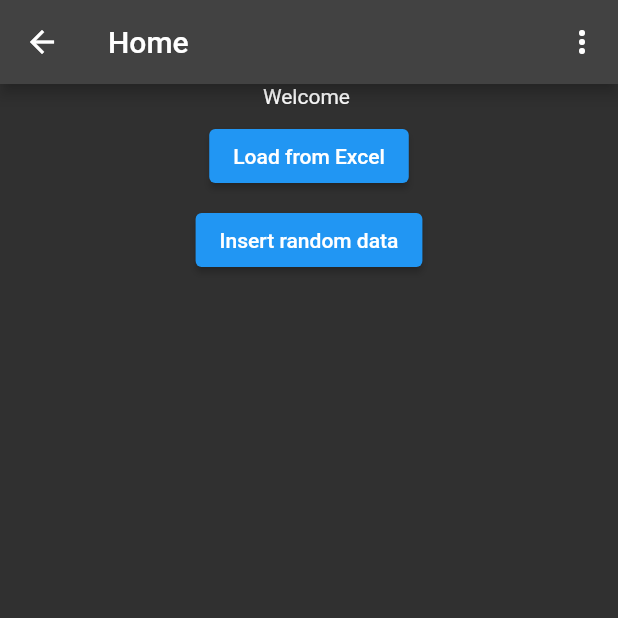
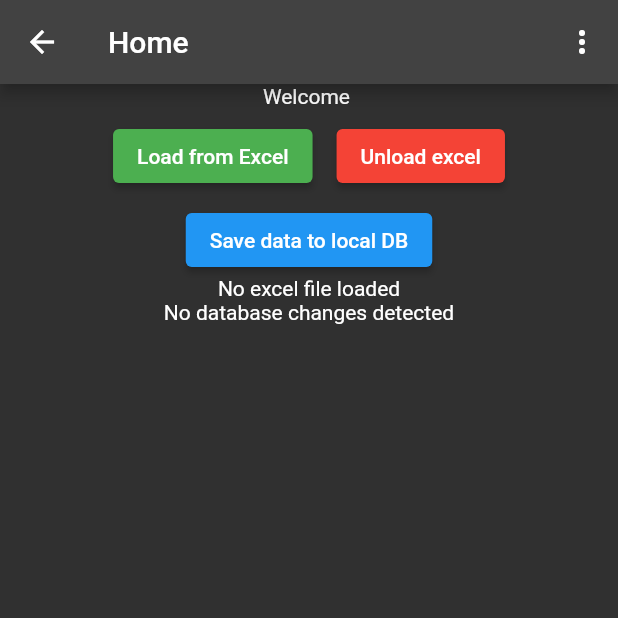
Before and after one commit to OussamaS88/excel-native, a Flutter app: the HomeView screen opened directly, on a phone screen of 412 x 824 dp, the top half of it. Run offline on Flutter 3.47's test engine with Material 2 defaults, Android fonts, the light colour scheme and no system bars; our stand-ins replace bloc, drift, equatable, file_picker, flutter_bloc, formz; missing offline and left inert: excel, flow_builder; accounts and stored records are empty; generated files the repository leaves out were written again.

Commit message:
v5 - added unload excel file

```diff
--- a/lib/home/bloc/home_event.dart
+++ b/lib/home/bloc/home_event.dart
@@ -12,6 +12,10 @@ class LoadExcelHomeEvent extends HomeEvent {
   const LoadExcelHomeEvent({required this.excelBytes});
 }
 
+class UnloadExcelHomeEvent extends HomeEvent {
+  const UnloadExcelHomeEvent();
+}
+
 class InsertFromExcelToLocalHomeEvent extends HomeEvent {
   final MyDatabase db;
   const InsertFromExcelToLocalHomeEvent({required this.db});
--- a/lib/home/view/home_page.dart
+++ b/lib/home/view/home_page.dart
@@ -23,7 +23,13 @@ class HomePage extends StatelessWidget {
         Center(
             child: Padding(
           padding: const EdgeInsets.all(8.0),
-          child: ElevatedButton(
+          child: Row(
+            mainAxisAlignment: MainAxisAlignment.center,
+            children: [
+              ElevatedButton(
+                style: ElevatedButton.styleFrom(
+                  primary: Colors.green,
+                ),
                 onPressed: () async {
                   FilePickerResult? result =
                       await FilePicker.platform.pickFiles(withData: true);
@@ -43,22 +49,55 @@ class HomePage extends StatelessWidget {
                 },
                 child: const Text("Load from Excel"),
               ),
+              const SizedBox(
+                width: 16,
+              ),
+              ElevatedButton(
+                style: ElevatedButton.styleFrom(
+                  primary: Colors.red,
+                ),
+                onPressed: () {
+                  context.read<HomeBloc>().add(const UnloadExcelHomeEvent());
+                },
+                child: const Text("Unload excel"),
+              ),
+            ],
+          ),
         )),
         Center(
           child: ElevatedButton(
               onPressed: () {
-                // localDb.insertLocaExcelData(const LocalExcelDatasCompanion(
-                //   fName: drift.Value("Name"),
-                //   lName: drift.Value("Last"),
-                //   phoneNumber: drift.Value("+96100990099"),
-                //   location: drift.Value("Tripoli"),
-                //   age: drift.Value(60),
-                // ));
                 context
                     .read<HomeBloc>()
                     .add(InsertFromExcelToLocalHomeEvent(db: localDb));
               },
-              child: const Text("Insert random data")),
+              child: const Text("Save data to local DB")),
+        ),
+        Center(
+          child: BlocBuilder<HomeBloc, HomeState>(builder: (context, state) {
+            switch (state.homeExcelStatus) {
+              case HomeExcelStatus.empty:
+                return const Text("No excel file loaded");
+              case HomeExcelStatus.loaded:
+                return Text(
+                    "Loaded excel file successfully, there are ${state.excelRows!.length.toString()} rows");
+              default:
+                return const Text("Could not load excel file.");
+            }
+          }),
+        ),
+        Center(
+          child: BlocBuilder<HomeBloc, HomeState>(builder: (context, state) {
+            switch (state.homeLocalStatus) {
+              case HomeLocalStatus.idle:
+                return const Text("No database changes detected");
+              case HomeLocalStatus.inserting:
+                return const Text("Inserting data...");
+              default:
+                return const Text(
+                    "Could not save excel data to local database.");
+            }
+          }),
         ),
       ],
     );
--- a/packages/excel_api/lib/src/excel_api.dart
+++ b/packages/excel_api/lib/src/excel_api.dart
@@ -27,7 +27,6 @@ class ExcelApi {
         }
       }
     }
-    print(mp);
     return mp;
   }
 
@@ -39,17 +38,13 @@ class ExcelApi {
       if (t != null) {
         for (var row in t.rows) {
           var k = ExcelRow.fromExcelRow(row: row);
-          print(k);
           if (k == ExcelRow.empty) {
-            print("found empty");
             continue;
           }
-          print(k);
           mp.add(k);
         }
       }
     }
-    print(mp);
     return mp;
   }
 }
--- a/packages/excel_api/lib/src/models/row.dart
+++ b/packages/excel_api/lib/src/models/row.dart
@@ -13,7 +13,6 @@ class ExcelRow extends Equatable {
         cMap.add("");
       } else {
         if (d.rowIndex == 0) {
-          print("cast");
           return ExcelRow.empty;
         }
         cMap.add(d.value);
```
Also changed, not shown: lib/home/bloc/home_bloc.dart (+26 -3 lines). Lines whose indentation alone changed are shown as unchanged.
